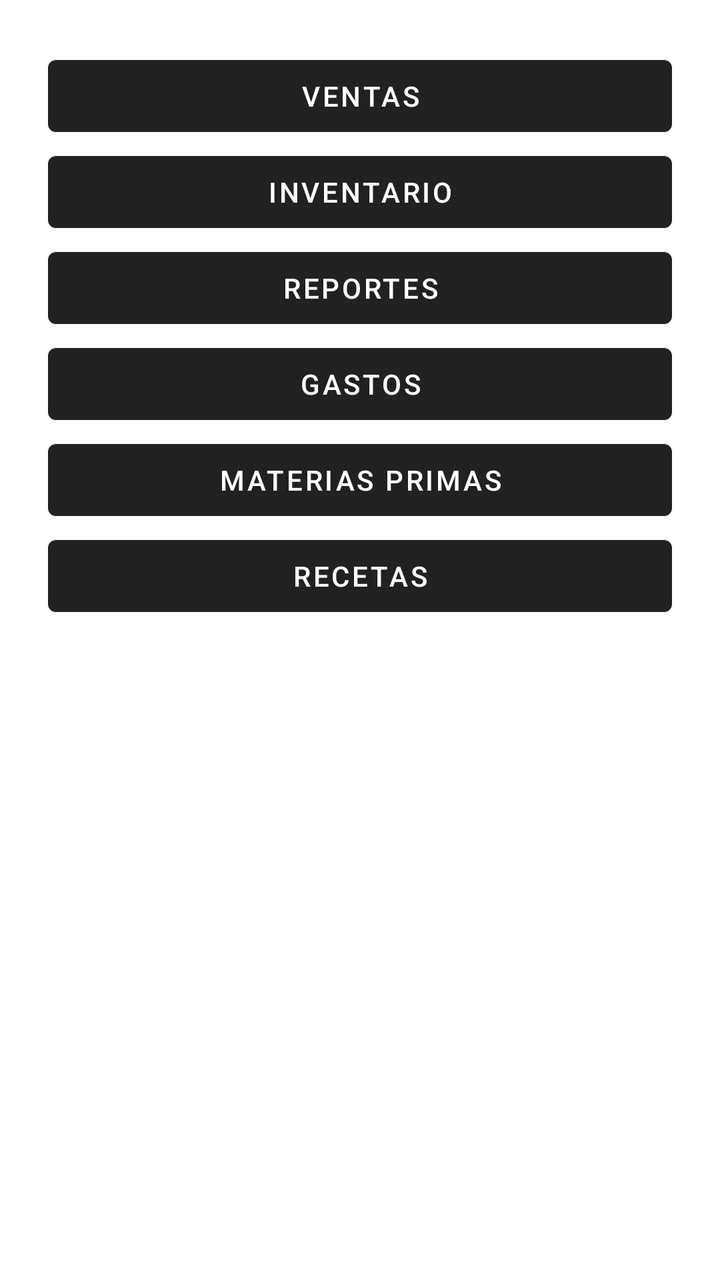
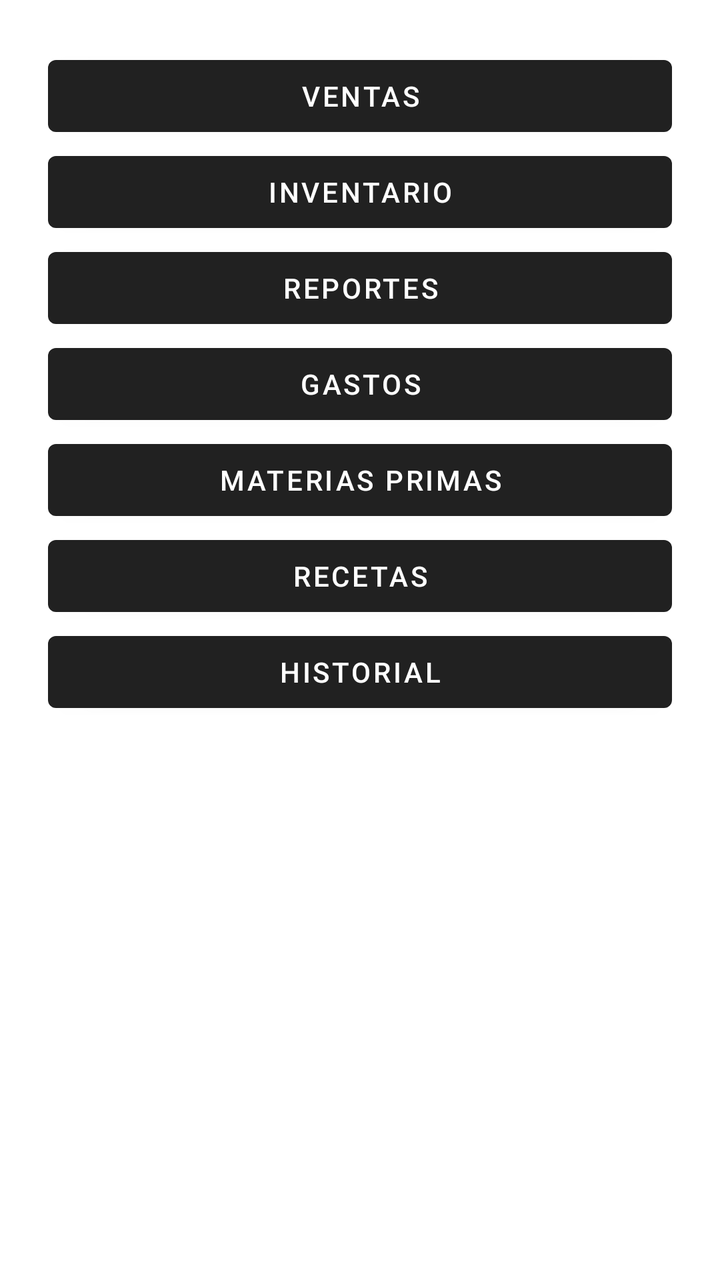

Two renders of the same Android screen: before a commit and after it. Below are the layout's source before the change and the commit's diff.
<!-- AndroidManifest.xml: application theme Theme.MaterialComponents.DayNight.DarkActionBar -->
<!-- res/layout/activity_main.xml -->
<?xml version="1.0" encoding="utf-8"?>
<LinearLayout
    xmlns:android="http://schemas.android.com/apk/res/android"
    android:orientation="vertical"
    android:padding="24dp"
    android:layout_width="match_parent"
    android:layout_height="match_parent">

    <Button
        android:id="@+id/btnVentas"
        android:layout_width="match_parent"
        android:layout_height="wrap_content"
        android:text="Ventas"/>

    <Button
        android:id="@+id/btnInventario"
        android:layout_width="match_parent"
        android:layout_height="wrap_content"
        android:text="Inventario"/>

    <Button
        android:id="@+id/btnReportes"
        android:layout_width="match_parent"
        android:layout_height="wrap_content"
        android:text="Reportes"/>

    <Button
        android:id="@+id/btnGastos"
        android:text="Gastos"
        android:layout_width="match_parent"
        android:layout_height="wrap_content"/>

    <Button
        android:id="@+id/btnMaterias"
        android:text="Materias Primas"
        android:layout_width="match_parent"
        android:layout_height="wrap_content"/>

    <Button
        android:id="@+id/btnRecetas"
        android:text="Recetas"
        android:layout_width="match_parent"
        android:layout_height="wrap_content"/>
    
    <TextView
        android:id="@+id/txtResultado"
        android:layout_width="match_parent"
        android:layout_height="wrap_content"
        android:textSize="18sp"
        android:paddingTop="20dp"/>

</LinearLayout>
<!-- resources referenced by this layout -->
<resources>

</resources>

<!-- the commit's change to res/layout/activity_main.xml (unified diff, before → after) -->
@@ -41,6 +41,12 @@
         android:text="Recetas"
         android:layout_width="match_parent"
         android:layout_height="wrap_content"/>
+
+    <Button
+        android:id="@+id/btnHistorial"
+        android:text="Historial"
+        android:layout_width="match_parent"
+        android:layout_height="wrap_content"/>
     
     <TextView
         android:id="@+id/txtResultado"
